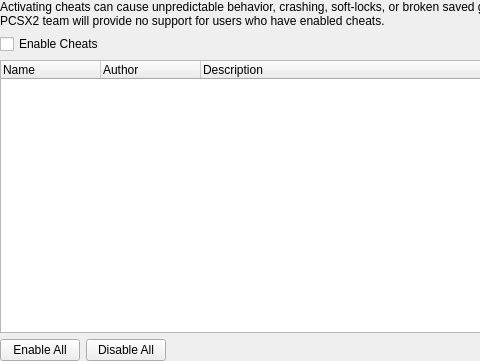
Qt form pcsx2-qt/Settings/GameCheatSettingsWidget.ui (PCSX2/pcsx2) before a commit; both pictures show x 0 to 480 and y 0 to 361 of the 697 by 361 pixel window.
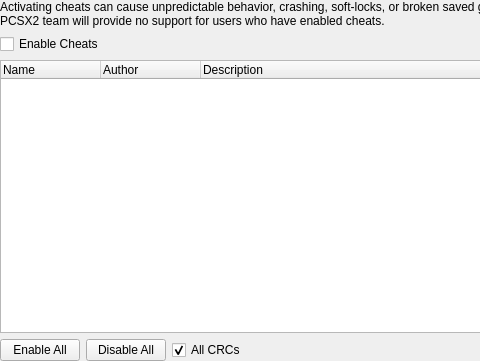
The same form after that commit.

Commit message:
CheatsSettings/PatchSettings: Add toggle for showing All CRCs
This used to be off by default, but was changed to show found patches/cheats for all CRCs for a game serial. However, this also clutters and shows cheats for CRCs that may not be applicable without a way to hide them.

This puts this setting behind a toggle to choose if this should be enabled/disabled so the user has choice. Still defaults to enabled to keep current behavior.

Diff of the .ui file:
```diff
--- a/pcsx2-qt/Settings/GameCheatSettingsWidget.ui
+++ b/pcsx2-qt/Settings/GameCheatSettingsWidget.ui
@@ -84,6 +84,16 @@
        </property>
       </widget>
      </item>
+     <item>
+      <widget class="QCheckBox" name="allCRCsCheckbox">
+       <property name="text">
+        <string>All CRCs</string>
+       </property>
+       <property name="checked">
+        <bool>true</bool>
+       </property>
+      </widget>
+     </item>
      <item>
       <spacer name="horizontalSpacer">
        <property name="orientation">
```
The commit also changes 6 other files.
